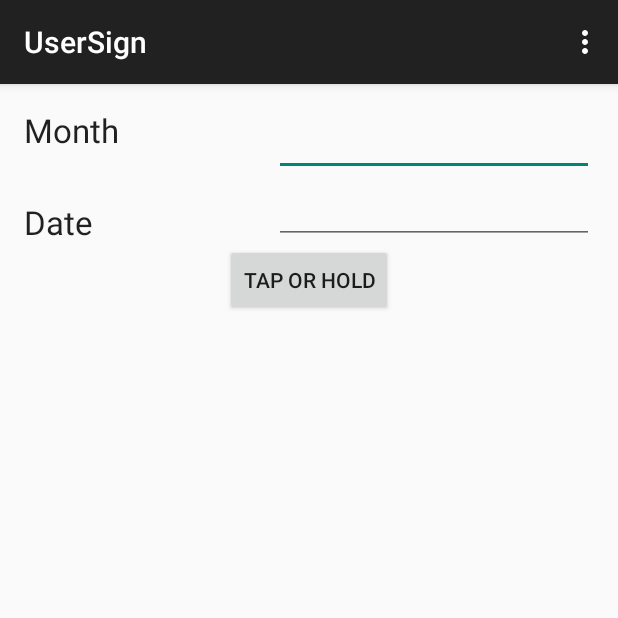
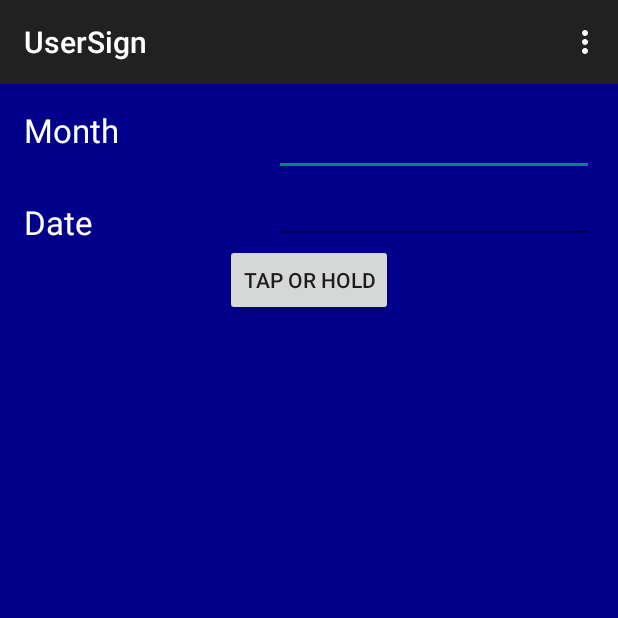
Before and after one commit to fattyduck/Learn, an Android app: the UserSign screen opened directly, with no data from a screen before it, on a phone screen of 412 x 824 dp, the top half of it. Run offline under Robolectric (Android 15) with nearby library versions, the phone set to English and light mode, and no system bars.

Commit message:
Finish XML for UserSign

```diff
--- a/Horoscope/app/src/main/res/layout/activity_user_sign.xml
+++ b/Horoscope/app/src/main/res/layout/activity_user_sign.xml
@@ -4,6 +4,7 @@
     android:paddingRight="@dimen/activity_horizontal_margin"
     android:paddingTop="@dimen/activity_vertical_margin"
     android:paddingBottom="@dimen/activity_vertical_margin"
+    android:background="#00008B"
     tools:context="fattyduck.horoscope.UserSign">
 
     <TextView
@@ -12,6 +13,7 @@
         android:textAppearance="?android:attr/textAppearanceLarge"
         android:text="@string/month"
         android:id="@+id/monthview"
+        android:textColor="#FFFFFF"
         android:layout_alignParentTop="true"
         android:layout_alignParentLeft="true"
         android:layout_alignParentStart="true" />
@@ -20,6 +22,7 @@
         android:layout_width="wrap_content"
         android:layout_height="wrap_content"
         android:inputType="number"
+        android:textColor="#FFFFFF"
         android:ems="10"
         android:id="@+id/monthedit"
         android:layout_alignParentTop="true"
@@ -30,6 +33,7 @@
         android:layout_width="wrap_content"
         android:layout_height="wrap_content"
         android:inputType="number"
+        android:textColor="#FFFFFF"
         android:ems="10"
         android:id="@+id/dateEdit"
         android:layout_below="@+id/monthedit"
@@ -41,6 +45,7 @@
         android:layout_height="wrap_content"
         android:textAppearance="?android:attr/textAppearanceLarge"
         android:text="@string/date"
+        android:textColor="#FFFFFF"
         android:id="@+id/dateView"
         android:layout_alignBottom="@+id/dateEdit"
         android:layout_alignParentLeft="true"
```
